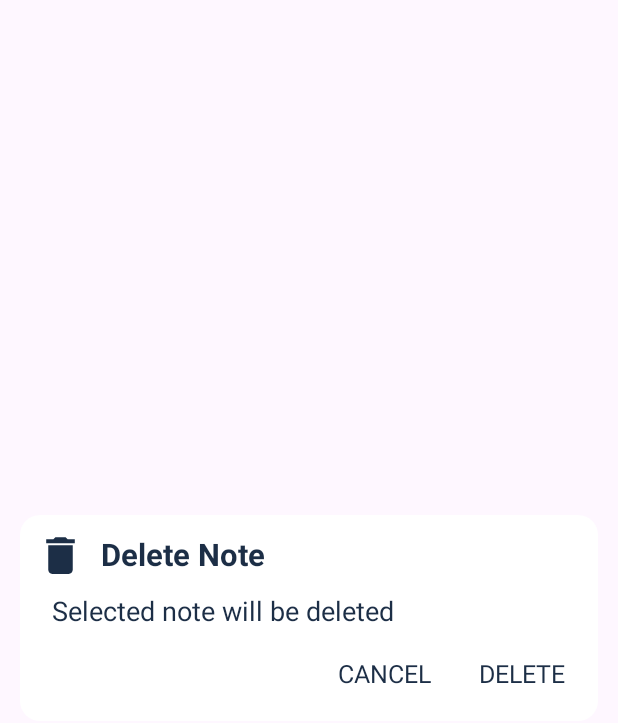
After one commit to DharmjeetVala/Notes-App, an Android app: the layout layout_delete_note.xml on its own in the app's theme, with its tools: preview values and no code run, on a phone screen of 412 x 824 dp. The commit adds this screen. Shown: the top 723 px of the screen. Run offline under Robolectric (Android 15) with nearby library versions, the phone set to English and light mode, and no system bars.

Commit message:
Delete Note

```diff
--- a/Notes_Application/app/src/main/java/com/example/notes_application/activities/CreateNoteActivity.java
+++ b/Notes_Application/app/src/main/java/com/example/notes_application/activities/CreateNoteActivity.java
@@ -8,12 +8,15 @@ import android.database.Cursor;
 import android.graphics.Bitmap;
 import android.graphics.BitmapFactory;
 import android.graphics.Color;
+import android.graphics.drawable.ColorDrawable;
 import android.graphics.drawable.GradientDrawable;
 import android.net.Uri;
 import android.os.AsyncTask;
 import android.os.Bundle;
 import android.provider.MediaStore;
+import android.view.LayoutInflater;
 import android.view.View;
+import android.view.ViewGroup;
 import android.widget.EditText;
 import android.widget.ImageView;
 import android.widget.LinearLayout;
@@ -129,6 +132,8 @@ public class CreateNoteActivity extends AppCompatActivity {
         note.setSubtitle(inputNoteSubtitle.getText().toString());
         note.setNoteText(inputNoteText.getText().toString());
         note.setDateTime(textDateTime.getText().toString());
+        note.setColor(selectedNoteColor);
+        note.setImagePath(selectedImagePath);
 
         if(alreadyAvailableNote != null){
             note.setId(alreadyAvailableNote.getId());
@@ -169,16 +174,6 @@ public class CreateNoteActivity extends AppCompatActivity {
             }
         });
 
-        if(alreadyAvailableNote != null){
-            layoutMiscellaneous.findViewById(R.id.layoutDeleteNote).setVisibility(View.VISIBLE);
-            layoutMiscellaneous.findViewById(R.id.layoutDeleteNote).setOnClickListener(new View.OnClickListener() {
-                @Override
-                public void onClick(View v) {
-                    bottomSheetBehavior.setState(BottomSheetBehavior.STATE_COLLAPSED);
-                }
-            });
-        }
-
         layoutMiscellaneous.findViewById(R.id.layoutAddImage).setOnClickListener(v -> {
             bottomSheetBehavior.setState(BottomSheetBehavior.STATE_COLLAPSED);
             if(ContextCompat.checkSelfPermission(
@@ -193,6 +188,64 @@ public class CreateNoteActivity extends AppCompatActivity {
                 selectImage();
             }
         });
+
+        if(alreadyAvailableNote != null){
+            layoutMiscellaneous.findViewById(R.id.layoutDeleteNote).setVisibility(View.VISIBLE);
+            layoutMiscellaneous.findViewById(R.id.layoutDeleteNote).setOnClickListener(new View.OnClickListener() {
+                @Override
+                public void onClick(View v) {
+                    bottomSheetBehavior.setState(BottomSheetBehavior.STATE_COLLAPSED);
+                    showDeleteNoteDialog();
+                }
+            });
+        }
+    }
+
+    private void showDeleteNoteDialog(){
+        if(dialogDeleteNote == null){
+            AlertDialog.Builder builder = new AlertDialog.Builder(CreateNoteActivity.this);
+            View view = LayoutInflater.from(this).inflate(
+                    R.layout.layout_delete_note,
+                    (ViewGroup) findViewById(R.id.layoutDeleteNoteContainer)
+            );
+            builder.setView(view);
+            dialogDeleteNote = builder.create();
+            if(dialogDeleteNote.getWindow() != null){
+                dialogDeleteNote.getWindow().setBackgroundDrawable(new ColorDrawable(0));
+            }
+            view.findViewById(R.id.textDeleteNote).setOnClickListener(new View.OnClickListener() {
+                @Override
+                public void onClick(View v) {
+                    @SuppressLint("StaticFieldLeak")
+                    class DeleteNoteTask extends AsyncTask<Void,Void,Void>{
+
+                        @Override
+                        protected Void doInBackground(Void... voids) {
+                            NotesDatabase.getDatabase(getApplicationContext()).noteDao()
+                                    .deleteNote(alreadyAvailableNote);
+                            return null;
+                        }
+
+                        @Override
+                        protected void onPostExecute(Void unused) {
+                            super.onPostExecute(unused);
+                            Intent intent = new Intent();
+                            intent.putExtra("isNoteDeleted", true);
+                            setResult(RESULT_OK, intent);
+                            finish();
+                        }
+                    }
+                    new DeleteNoteTask().execute();
+                }
+            });
+            view.findViewById(R.id.textCancel).setOnClickListener(new View.OnClickListener() {
+                @Override
+                public void onClick(View v) {
+                    dialogDeleteNote.dismiss();
+                }
+            });
+        }
+        dialogDeleteNote.show();
     }
 
     private void setViewSubtitleIndicatorColor(){
--- a/Notes_Application/app/src/main/java/com/example/notes_application/activities/MainActivity.java
+++ b/Notes_Application/app/src/main/java/com/example/notes_application/activities/MainActivity.java
@@ -101,7 +101,6 @@ public class MainActivity extends AppCompatActivity implements NotesListener {
                     }
                 }
             }
-
         }
         new GetNotesTask().execute();
     }
--- a/Notes_Application/app/src/main/java/com/example/notes_application/adapters/NotesAdapter.java
+++ b/Notes_Application/app/src/main/java/com/example/notes_application/adapters/NotesAdapter.java
@@ -45,6 +45,12 @@ public class NotesAdapter extends RecyclerView.Adapter<NotesAdapter.NoteViewHold
     @Override
     public void onBindViewHolder(@NonNull NoteViewHolder holder, int position) {
         holder.setNote(notes.get(position));
+        holder.layoutNote.setOnClickListener(new View.OnClickListener() {
+            @Override
+            public void onClick(View v) {
+                notesListener.onNoteClicked(notes.get(position), position);
+            }
+        });
     }
 
     @Override
--- /dev/null
+++ b/Notes_Application/app/src/main/res/drawable/background_dialog.xml
@@ -0,0 +1,12 @@
+<?xml version="1.0" encoding="utf-8"?>
+<shape xmlns:android="http://schemas.android.com/apk/res/android"
+    android:shape="rectangle">
+
+    <solid android:color="@color/colorPrimary">
+
+    </solid>
+
+    <corners android:radius="@dimen/_10sdp">
+
+    </corners>
+</shape>
--- /dev/null
+++ b/Notes_Application/app/src/main/res/layout/layout_delete_note.xml
@@ -0,0 +1,96 @@
+<?xml version="1.0" encoding="utf-8"?>
+<androidx.constraintlayout.widget.ConstraintLayout xmlns:android="http://schemas.android.com/apk/res/android"
+    android:layout_width="match_parent"
+    android:layout_height="wrap_content"
+    xmlns:app="http://schemas.android.com/apk/res-auto"
+    android:id="@+id/layoutDeleteNoteContainer"
+    android:layout_gravity="center"
+    android:layout_margin="@dimen/_10sdp"
+    android:background="@drawable/background_dialog">
+
+
+    <ImageView
+        android:id="@+id/imageDeleteNote"
+        android:layout_width="@dimen/_25sdp"
+        android:layout_height="@dimen/_25sdp"
+        android:layout_marginStart="@dimen/_8sdp"
+        android:layout_marginTop="@dimen/_8sdp"
+        android:contentDescription="@string/app_name"
+        android:src="@drawable/ic_delete"
+        app:layout_constraintStart_toStartOf="parent"
+        app:layout_constraintTop_toTopOf="parent" />
+
+    <TextView
+        android:layout_width="0dp"
+        android:layout_height="wrap_content"
+        android:layout_marginStart="@dimen/_8sdp"
+        android:layout_marginEnd="@dimen/_8sdp"
+        android:textStyle="bold"
+        android:includeFontPadding="false"
+        android:text="@string/delete_note"
+        android:textColor="@color/colorAccent"
+        android:textSize="@dimen/_16ssp"
+        app:layout_constraintBottom_toBottomOf="@id/imageDeleteNote"
+        app:layout_constraintEnd_toEndOf="parent"
+        app:layout_constraintStart_toEndOf="@id/imageDeleteNote"
+        app:layout_constraintTop_toTopOf="@id/imageDeleteNote">
+
+    </TextView>
+
+    <TextView
+        android:id="@+id/textDeleteNoteMessage"
+        android:layout_width="match_parent"
+        android:layout_height="wrap_content"
+        android:layout_marginStart="@dimen/_8sdp"
+        android:layout_marginTop="@dimen/_8sdp"
+        android:layout_marginEnd="@dimen/_8sdp"
+        android:textStyle="normal"
+        android:gravity="center_vertical"
+        android:includeFontPadding="false"
+        android:paddingStart="@dimen/_8sdp"
+        android:paddingEnd="@dimen/_8sdp"
+        android:text="@string/selected_note_will_be_deleted"
+        android:textColor="@color/colorAccent"
+        android:textSize="@dimen/_14ssp"
+        app:layout_constraintTop_toBottomOf="@id/imageDeleteNote">
+
+    </TextView>
+
+    <TextView
+        android:id="@+id/textDeleteNote"
+        android:layout_width="wrap_content"
+        android:layout_height="wrap_content"
+        android:layout_marginTop="@dimen/_8sdp"
+        android:layout_marginEnd="@dimen/_8sdp"
+        android:layout_marginBottom="@dimen/_8sdp"
+        android:includeFontPadding="false"
+        android:padding="@dimen/_8sdp"
+        android:text="@string/delete"
+        android:textAllCaps="true"
+        android:textColor="@color/colorAccent"
+        android:textSize="@dimen/_13ssp"
+        app:layout_constraintBottom_toBottomOf="parent"
+        app:layout_constraintEnd_toEndOf="parent"
+        app:layout_constraintTop_toBottomOf="@id/textDeleteNoteMessage">
+
+    </TextView>
+
+    <TextView
+        android:id="@+id/textCancel"
+        android:layout_width="wrap_content"
+        android:layout_height="wrap_content"
+        android:layout_marginTop="@dimen/_8sdp"
+        android:layout_marginEnd="@dimen/_8sdp"
+        android:layout_marginBottom="@dimen/_8sdp"
+        android:includeFontPadding="false"
+        android:padding="@dimen/_8sdp"
+        android:text="@string/cancel_dialog"
+        android:textColor="@color/colorAccent"
+        android:textSize="@dimen/_13ssp"
+        app:layout_constraintBottom_toBottomOf="parent"
+        app:layout_constraintEnd_toStartOf="@id/textDeleteNote"
+        app:layout_constraintTop_toBottomOf="@id/textDeleteNoteMessage">
+
+    </TextView>
+
+</androidx.constraintlayout.widget.ConstraintLayout>
```
